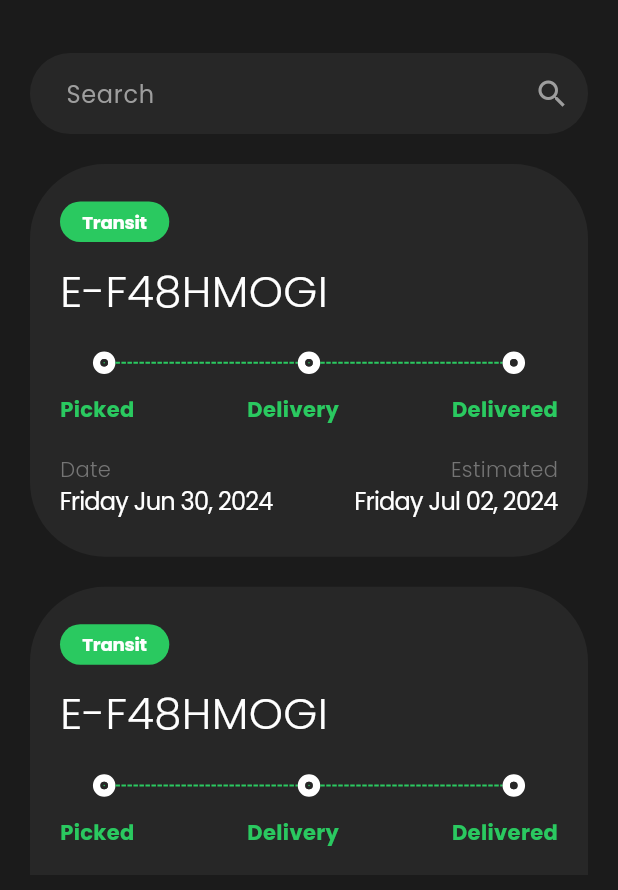
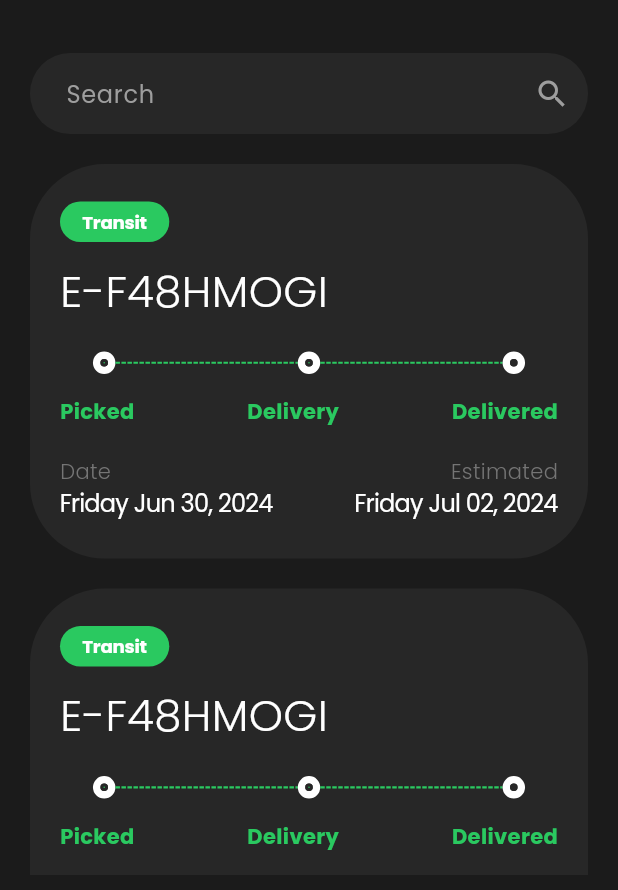
Before and after one commit to LeoMogiano/flutter_designs, a Flutter app: the HomeScreen screen opened directly, on a phone screen of 412 x 824 dp, the part 346-1236 px from its top. Run offline on Flutter 3.47's test engine with Material 3 defaults, Android fonts, the phone set to English and light mode, and no system bars; drawn by our look-alikes of timelines; our stand-ins replace fl_chart, google_fonts, slide_to_act, smooth_page_indicator.

Commit message:
chore: Update home screen margin for better spacing

```diff
--- a/shipping_app/lib/presentation/widgets/home/process_timeline.dart
+++ b/shipping_app/lib/presentation/widgets/home/process_timeline.dart
@@ -18,7 +18,7 @@ class ProcessTimeline extends StatelessWidget {
     return Column(
       children: [
         SizedBox(
-          height: MediaQuery.of(context).size.height * 0.035,
+          height: MediaQuery.of(context).size.height * 0.0365,
           child: IntrinsicWidth(
             child: FixedTimeline.tileBuilder(
                 theme: TimelineTheme.of(context).copyWith(
```
